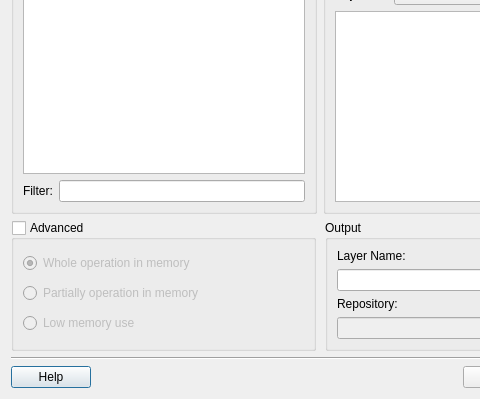
Old version of the form src/terralib/vp/qt/ui/AggregationDialogForm.ui in the repository claudiobogossian/terralib5; both pictures show x 0 to 480 and y 141 to 540 of the 640 by 540 pixel window.
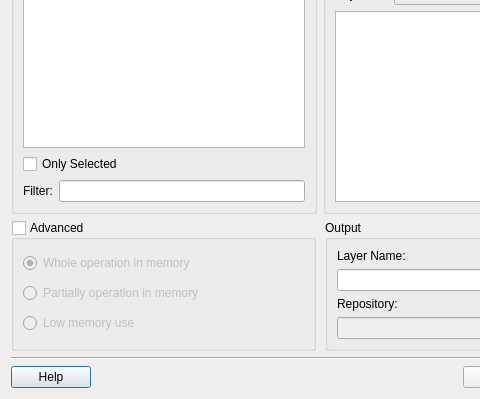
New version of the form.

Patch:
```diff
--- a/src/terralib/vp/qt/ui/AggregationDialogForm.ui
+++ b/src/terralib/vp/qt/ui/AggregationDialogForm.ui
@@ -92,6 +92,13 @@
            </widget>
           </item>
           <item row="2" column="0">
+           <widget class="QCheckBox" name="m_onlySelectedCheckBox">
+            <property name="text">
+             <string>Only Selected</string>
+            </property>
+           </widget>
+          </item>
+          <item row="3" column="0">
            <layout class="QGridLayout" name="gridLayout_4">
             <item row="0" column="0">
              <widget class="QLabel" name="label_6">
```
